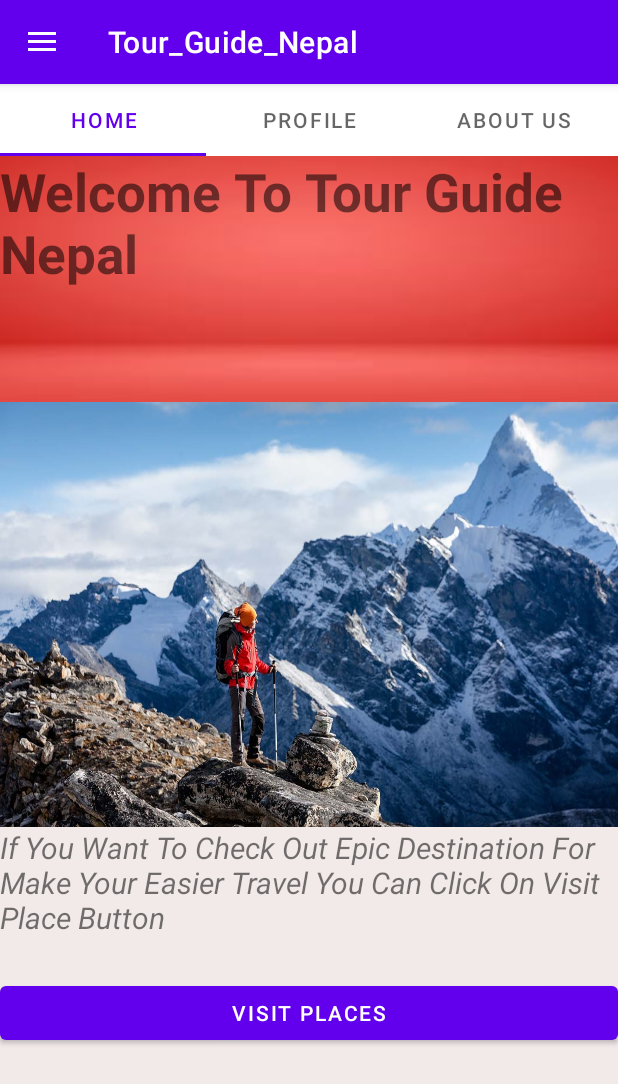
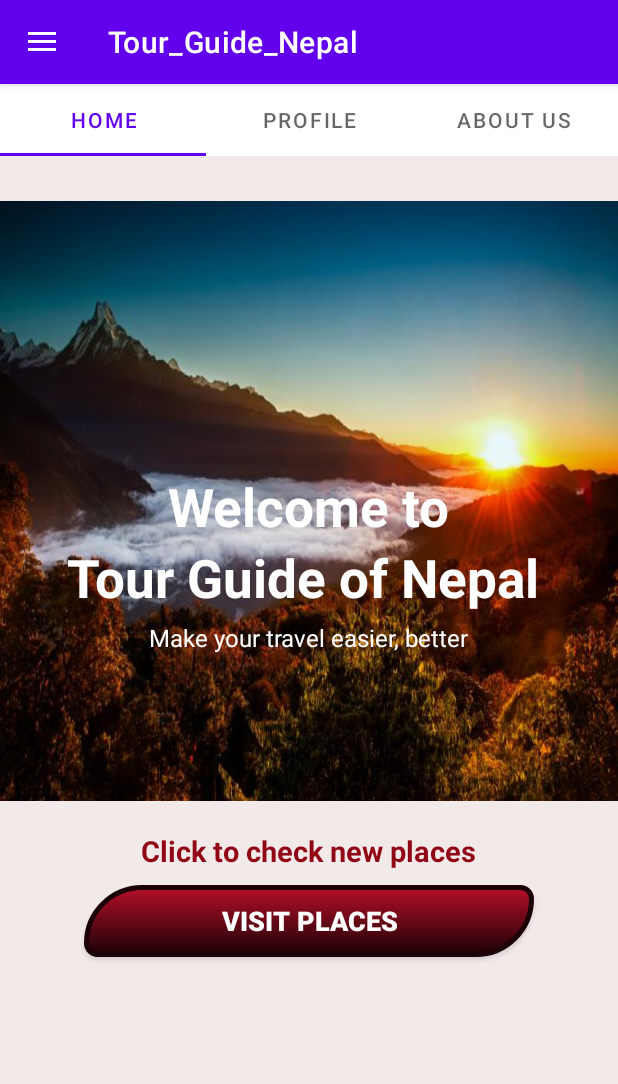
Before and after one commit to aaditec/TourGuideNepal, an Android app: the Select_cityFragment screen opened directly, with no data from a screen before it, on a phone screen of 412 x 824 dp. Shown: the top 1084 px of the screen. Run offline under Robolectric (Android 15) with nearby library versions, the phone set to English and light mode, and no system bars.

Commit message:
changes in dashboard

```diff
--- /dev/null
+++ b/app/src/main/res/drawable/rounded_rectangle.xml
@@ -0,0 +1,20 @@
+<?xml version="1.0" encoding="utf-8"?>
+<shape
+    android:shape="rectangle"
+    xmlns:android="http://schemas.android.com/apk/res/android">
+
+    <corners
+        android:bottomLeftRadius="10dp"
+        android:bottomRightRadius="50dp"
+        android:topLeftRadius="50dp"
+        android:topRightRadius="10dp" />
+
+
+    <stroke android:width="3dp"
+        android:color="#1c0206"/>
+
+    <gradient android:angle="-90"
+        android:startColor="#b50e27"
+        android:endColor="#1c0206"/>
+
+</shape>
--- a/app/src/main/res/layout/fragment_select_city.xml
+++ b/app/src/main/res/layout/fragment_select_city.xml
@@ -9,34 +9,71 @@
     android:id="@+id/selectplaces"
     tools:context=".fragments.Select_cityFragment">
 
-    <TextView
+
+    <LinearLayout
+        android:layout_marginTop="30dp"
         android:layout_width="match_parent"
-        android:layout_height="164dp"
-        android:background="@drawable/lred"
-        android:text="Welcome To Tour Guide Nepal"
-        android:textSize="35dp"
-        android:textStyle="bold" />
+        android:layout_height="400dp"
+        android:scaleType="fitXY"
+        android:orientation="vertical"
+        android:background="@drawable/dashboardimage">
 
-    <ImageView
-        android:layout_width="match_parent"
-        android:layout_height="283dp"
-        android:scaleType="fitXY"
-        android:src="@drawable/tourguide" />
+        <TextView
+            android:layout_marginTop="180dp"
+            android:text="Welcome to"
+            android:textColor="@color/white"
+            android:textSize="35dp"
+            android:textStyle="bold"
+            android:layout_width="wrap_content"
+            android:layout_gravity="center_horizontal"
+            android:layout_height="wrap_content"/>
+
+        <TextView
+            android:layout_marginLeft="30dp"
+            android:text="Tour Guide of Nepal"
+            android:textColor="@color/white"
+            android:textSize="35dp"
+            android:textStyle="bold"
+            android:layout_width="match_parent"
+            android:layout_gravity="center"
+            android:layout_height="wrap_content"/>
+
+        <TextView
+            android:layout_width="wrap_content"
+            android:layout_height="wrap_content"
+            android:layout_gravity="center_horizontal"
+            android:layout_marginTop="5dp"
+            android:text="Make your travel easier, better"
+            android:textColor="@color/white"
+            android:textSize="16dp"
+            android:textStyle="normal" />
+
+    </LinearLayout>
+
 
     <TextView
-        android:layout_width="match_parent"
-        android:layout_height="100dp"
-        android:text="If You Want To Check Out Epic Destination For Make Your Easier Travel You Can Click On Visit Place Button"
-        android:textStyle="italic"
-        android:textSize="20dp"
-        />
-    <Button
+        android:layout_marginTop="20dp"
+        android:layout_gravity="center_horizontal"
+        android:text="Click to check new places"
+        android:textStyle="bold"
+        android:textColor="#910415"
+        android:textSize="19dp"
+        android:layout_width="wrap_content"
+        android:layout_height="wrap_content"/>
+
+
+    <androidx.appcompat.widget.AppCompatButton
         android:id="@+id/selectplace"
-        android:layout_width="match_parent"
+        android:layout_width="300dp"
         android:layout_height="wrap_content"
+        android:layout_gravity="center_horizontal"
+        android:layout_marginTop="10dp"
+        android:background="@drawable/rounded_rectangle"
+        android:gravity="center"
         android:text="Visit Places"
-        android:gravity="center"
-         />
+        android:textSize="18dp"
+        android:textColor="@color/white"
+        android:textStyle="bold"/>
 
 
 </LinearLayout>
```
Also changed, not shown: app/src/main/res/drawable/dashboardimage.jpg (added).
